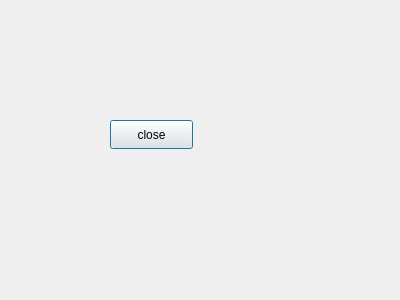
The window that nextwindow.ui (SanimKumarKhatri/DSA_Project) describes before a commit, drawn with Qt 5.
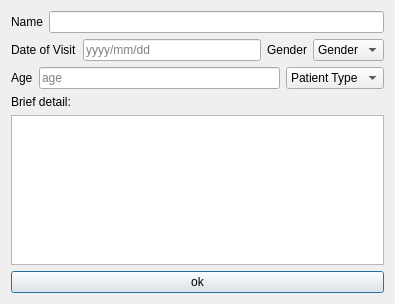
The same window after the commit.

What changed in the file:
```diff
--- a/nextwindow.ui
+++ b/nextwindow.ui
@@ -6,26 +6,185 @@
    <rect>
     <x>0</x>
     <y>0</y>
-    <width>400</width>
-    <height>300</height>
+    <width>395</width>
+    <height>304</height>
    </rect>
   </property>
   <property name="windowTitle">
    <string>Dialog</string>
   </property>
-  <widget class="QPushButton" name="pushButton">
-   <property name="geometry">
-    <rect>
-     <x>110</x>
-     <y>120</y>
-     <width>83</width>
-     <height>29</height>
-    </rect>
-   </property>
-   <property name="text">
-    <string>close</string>
-   </property>
-  </widget>
+  <layout class="QVBoxLayout" name="verticalLayout_5">
+   <item>
+    <layout class="QVBoxLayout" name="verticalLayout_3">
+     <item>
+      <layout class="QVBoxLayout" name="verticalLayout_2">
+       <item>
+        <layout class="QVBoxLayout" name="verticalLayout">
+         <item>
+          <layout class="QHBoxLayout" name="horizontalLayout_2">
+           <item>
+            <layout class="QHBoxLayout" name="horizontalLayout">
+             <item>
+              <widget class="QLabel" name="nameLabel">
+               <property name="text">
+                <string>Name</string>
+               </property>
+              </widget>
+             </item>
+             <item>
+              <widget class="QLineEdit" name="NameEditBox"/>
+             </item>
+            </layout>
+           </item>
+          </layout>
+         </item>
+        </layout>
+       </item>
+       <item>
+        <layout class="QHBoxLayout" name="horizontalLayout_5">
+         <item>
+          <layout class="QHBoxLayout" name="horizontalLayout_4">
+           <item>
+            <widget class="QLabel" name="DateofVisitBox">
+             <property name="frameShape">
+              <enum>QFrame::NoFrame</enum>
+             </property>
+             <property name="lineWidth">
+              <number>1</number>
+             </property>
+             <property name="text">
+              <string>Date of Visit</string>
+             </property>
+            </widget>
+           </item>
+           <item>
+            <widget class="QLineEdit" name="DateofVisit">
+             <property name="inputMask">
+              <string/>
+             </property>
+             <property name="text">
+              <string/>
+             </property>
+             <property name="maxLength">
+              <number>10</number>
+             </property>
+             <property name="placeholderText">
+              <string>yyyy/mm/dd</string>
+             </property>
+            </widget>
+           </item>
+          </layout>
+         </item>
+         <item>
+          <layout class="QHBoxLayout" name="horizontalLayout_3">
+           <item>
+            <widget class="QLabel" name="genderlabel">
+             <property name="text">
+              <string>Gender</string>
+             </property>
+            </widget>
+           </item>
+           <item>
+            <widget class="QComboBox" name="gender">
+             <item>
+              <property name="text">
+               <string>Gender</string>
+              </property>
+             </item>
+             <item>
+              <property name="text">
+               <string>Male</string>
+              </property>
+             </item>
+             <item>
+              <property name="text">
+               <string>Female</string>
+              </property>
+             </item>
+             <item>
+              <property name="text">
+               <string>Others</string>
+              </property>
+             </item>
+            </widget>
+           </item>
+          </layout>
+         </item>
+        </layout>
+       </item>
+      </layout>
+     </item>
+     <item>
+      <layout class="QHBoxLayout" name="horizontalLayout_7">
+       <item>
+        <layout class="QHBoxLayout" name="horizontalLayout_6">
+         <item>
+          <widget class="QLabel" name="agelabel">
+           <property name="text">
+            <string>Age</string>
+           </property>
+          </widget>
+         </item>
+         <item>
+          <widget class="QLineEdit" name="Ageedit">
+           <property name="inputMask">
+            <string/>
+           </property>
+           <property name="maxLength">
+            <number>3</number>
+           </property>
+           <property name="placeholderText">
+            <string>age</string>
+           </property>
+          </widget>
+         </item>
+        </layout>
+       </item>
+       <item>
+        <widget class="QComboBox" name="patientType">
+         <item>
+          <property name="text">
+           <string>Patient Type</string>
+          </property>
+         </item>
+         <item>
+          <property name="text">
+           <string>Inpatient</string>
+          </property>
+         </item>
+         <item>
+          <property name="text">
+           <string>Outpatient</string>
+          </property>
+         </item>
+        </widget>
+       </item>
+      </layout>
+     </item>
+    </layout>
+   </item>
+   <item>
+    <layout class="QVBoxLayout" name="verticalLayout_4">
+     <item>
+      <widget class="QLabel" name="detaillabel">
+       <property name="text">
+        <string>Brief detail:</string>
+       </property>
+      </widget>
+     </item>
+     <item>
+      <widget class="QTextBrowser" name="detailedit"/>
+     </item>
+    </layout>
+   </item>
+   <item>
+    <widget class="QPushButton" name="pushButton">
+     <property name="text">
+      <string>ok</string>
+     </property>
+    </widget>
+   </item>
+  </layout>
  </widget>
  <resources/>
  <connections/>
```
